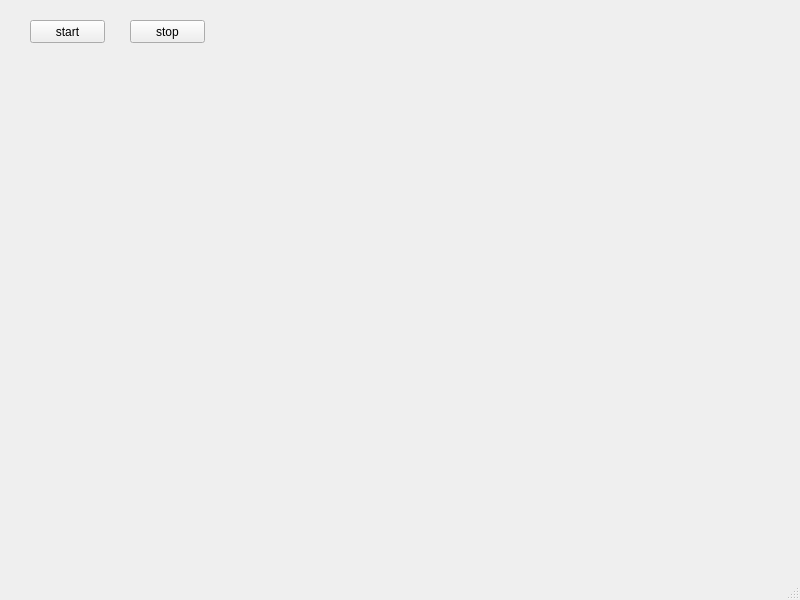
The window that mainwindow.ui (TheSirBIG/cpuSpeed) describes before a commit, drawn with Qt 5.
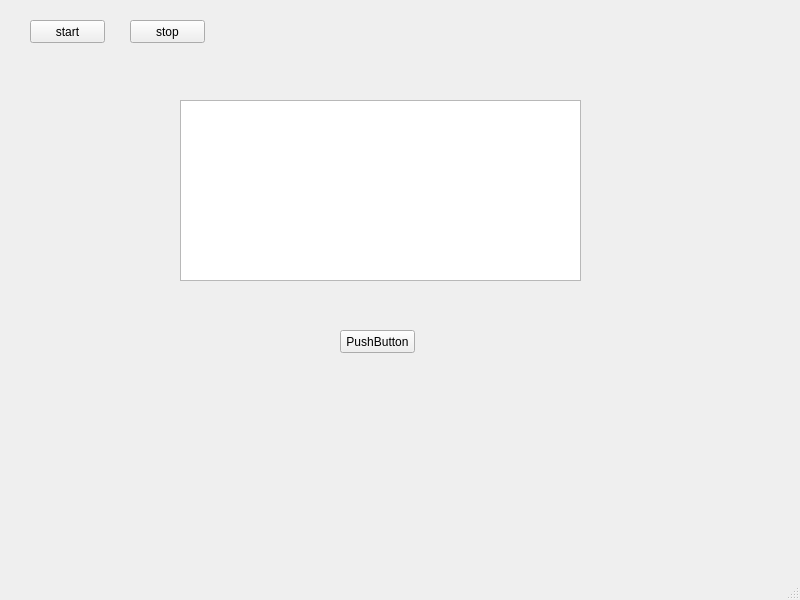
The same window after the commit.

What changed in the file:
```diff
--- a/mainwindow.ui
+++ b/mainwindow.ui
@@ -40,6 +40,29 @@
      <string>stop</string>
     </property>
    </widget>
+   <widget class="QPlainTextEdit" name="plainTextEdit">
+    <property name="geometry">
+     <rect>
+      <x>180</x>
+      <y>100</y>
+      <width>401</width>
+      <height>181</height>
+     </rect>
+    </property>
+   </widget>
+   <widget class="QPushButton" name="pushButton">
+    <property name="geometry">
+     <rect>
+      <x>340</x>
+      <y>330</y>
+      <width>75</width>
+      <height>23</height>
+     </rect>
+    </property>
+    <property name="text">
+     <string>PushButton</string>
+    </property>
+   </widget>
   </widget>
   <widget class="QMenuBar" name="menubar">
    <property name="geometry">
```
